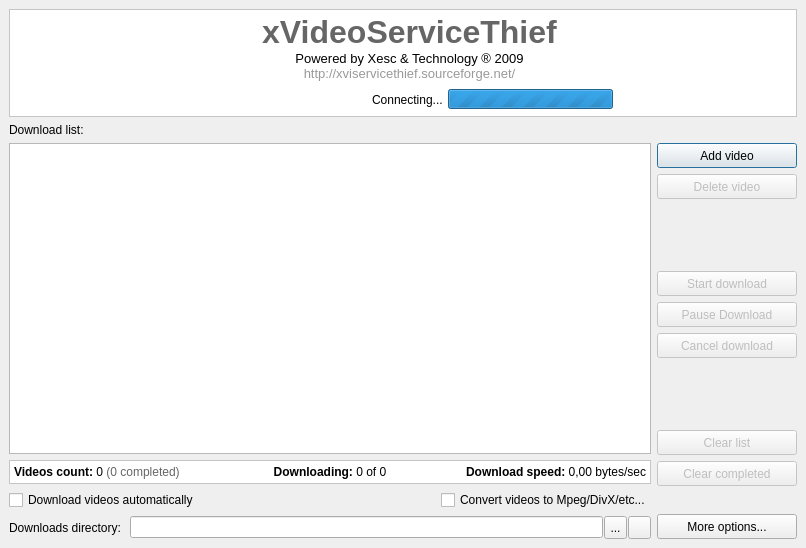
Above: ui/mainform.ui from ckorn/xvst before the change. Below: the same form after it.
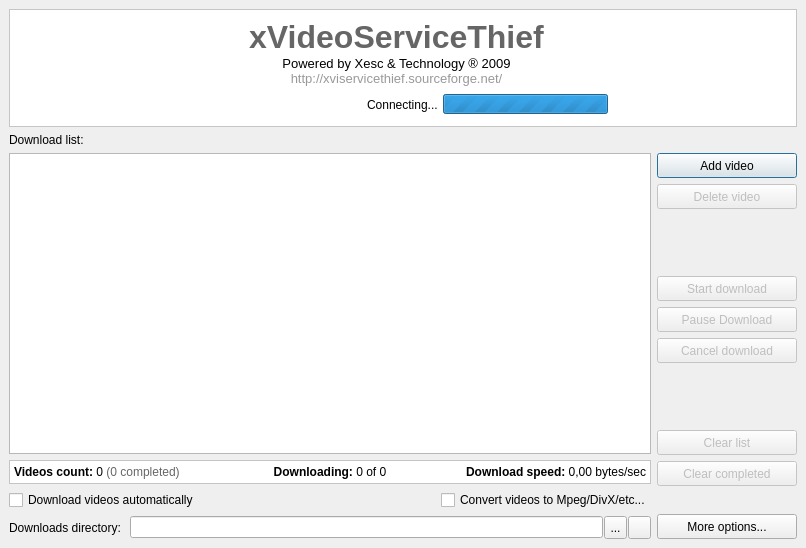
That is the form after the change. Icons and pictures are not drawn.

```diff
--- a/ui/mainform.ui
+++ b/ui/mainform.ui
@@ -42,11 +42,8 @@
       <property name="frameShadow">
        <enum>QFrame::Sunken</enum>
       </property>
-      <layout class="QGridLayout">
-       <property name="margin">
-        <number>4</number>
-       </property>
-       <item row="0" column="0" rowspan="2">
+      <layout class="QGridLayout" name="gridLayout">
+       <item row="0" column="0" rowspan="3">
         <widget class="QLabel" name="imgHeader">
          <property name="text">
           <string/>
@@ -56,7 +53,20 @@
          </property>
         </widget>
        </item>
-       <item row="0" column="1">
+       <item row="0" column="1" rowspan="2">
+        <spacer name="horizontalSpacer_5">
+         <property name="orientation">
+          <enum>Qt::Horizontal</enum>
+         </property>
+         <property name="sizeHint" stdset="0">
+          <size>
+           <width>53</width>
+           <height>20</height>
+          </size>
+         </property>
+        </spacer>
+       </item>
+       <item row="0" column="2" rowspan="2">
         <widget class="QLabel" name="lblHeader">
          <property name="whatsThis">
           <string notr="true"/>
@@ -73,7 +83,61 @@
          </property>
         </widget>
        </item>
-       <item row="1" column="1">
+       <item row="0" column="3" rowspan="2">
+        <spacer name="horizontalSpacer_6">
+         <property name="orientation">
+          <enum>Qt::Horizontal</enum>
+         </property>
+         <property name="sizeHint" stdset="0">
+          <size>
+           <width>52</width>
+           <height>20</height>
+          </size>
+         </property>
+        </spacer>
+       </item>
+       <item row="0" column="4">
+        <widget class="QLabel" name="imgPaypal">
+         <property name="cursor">
+          <cursorShape>ArrowCursor</cursorShape>
+         </property>
+         <property name="toolTip">
+          <string>Make a donation to &lt;b&gt;xVideoServiceThief&lt;/b&gt;!</string>
+         </property>
+         <property name="whatsThis">
+          <string>Make a donation to &lt;b&gt;xVideoServiceThief&lt;/b&gt; via Paypal! It's easy and fast! :)</string>
+         </property>
+         <property name="accessibleName">
+          <string>Support button</string>
+         </property>
+         <property name="accessibleDescription">
+          <string>Make a donation to &lt;b&gt;xVideoServiceThief&lt;/b&gt; via Paypal! It's easy and fast! :)</string>
+         </property>
+         <property name="pixmap">
+          <pixmap resource="../resources/resources.qrc">:/buttons/images/support_button_main.png</pixmap>
+         </property>
+         <property name="openExternalLinks">
+          <bool>true</bool>
+         </property>
+        </widget>
+       </item>
+       <item row="1" column="4">
+        <spacer name="verticalSpacer">
+         <property name="orientation">
+          <enum>Qt::Vertical</enum>
+         </property>
+         <property name="sizeType">
+          <enum>QSizePolicy::Minimum</enum>
+         </property>
+         <property name="sizeHint" stdset="0">
+          <size>
+           <width>20</width>
+           <height>30</height>
+          </size>
+         </property>
+        </spacer>
+       </item>
+       <item row="2" column="1" colspan="4">
         <layout class="QHBoxLayout">
          <property name="spacing">
           <number>1</number>
```
